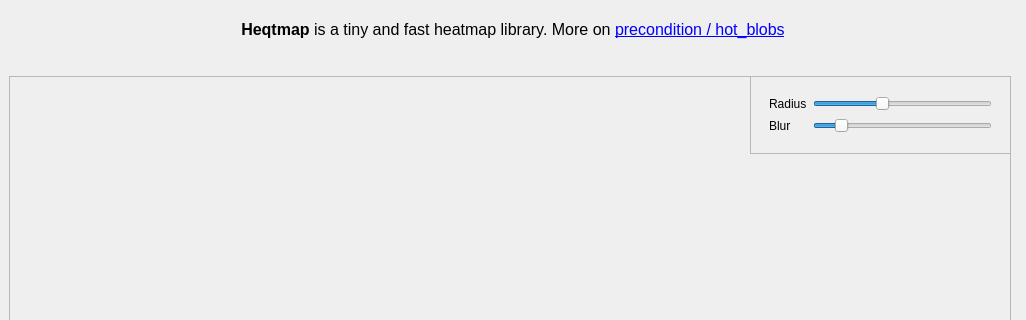
Above: demo/simpleheat_replica/ui.ui from precondition/hot_blobs before the change; both pictures show x 0 to 1026 and y 0 to 320 of the 1026 by 687 pixel window. Below: the same form after it.
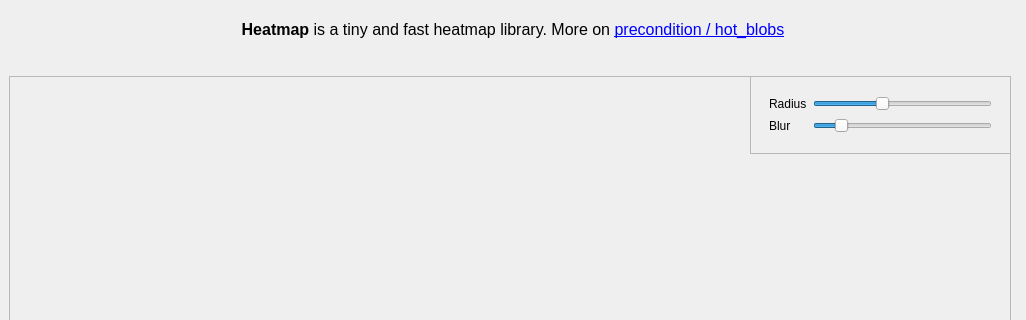
That is the form after the change. Custom widgets are drawn as their Qt base class.

Commit message: Heqtmap -> Heatmap

```diff
--- a/demo/simpleheat_replica/ui.ui
+++ b/demo/simpleheat_replica/ui.ui
@@ -36,7 +36,7 @@
        <string notr="true"/>
       </property>
       <property name="text">
-       <string>&lt;html&gt;&lt;head/&gt;&lt;body&gt;&lt;p align=&quot;center&quot;&gt;&lt;span style=&quot; font-size:12pt; font-weight:600;&quot;&gt;Heqtmap&lt;/span&gt;&lt;span style=&quot; font-size:12pt;&quot;&gt; is a tiny and fast heatmap library. More on &lt;/span&gt;&lt;a href=&quot;https://github.com/precondition/simpleheat&quot;&gt;&lt;span style=&quot; font-size:12pt; text-decoration: underline; color:#0000ff;&quot;&gt;precondition / hot_blobs&lt;/span&gt;&lt;/a&gt;&lt;/p&gt;&lt;/body&gt;&lt;/html&gt;</string>
+       <string>&lt;html&gt;&lt;head/&gt;&lt;body&gt;&lt;p align=&quot;center&quot;&gt;&lt;span style=&quot; font-size:12pt; font-weight:600;&quot;&gt;Heatmap&lt;/span&gt;&lt;span style=&quot; font-size:12pt;&quot;&gt; is a tiny and fast heatmap library. More on &lt;/span&gt;&lt;a href=&quot;https://github.com/precondition/simpleheat&quot;&gt;&lt;span style=&quot; font-size:12pt; text-decoration: underline; color:#0000ff;&quot;&gt;precondition / hot_blobs&lt;/span&gt;&lt;/a&gt;&lt;/p&gt;&lt;/body&gt;&lt;/html&gt;</string>
       </property>
       <property name="wordWrap">
        <bool>true</bool>
```
The commit also changes 3 other files.
